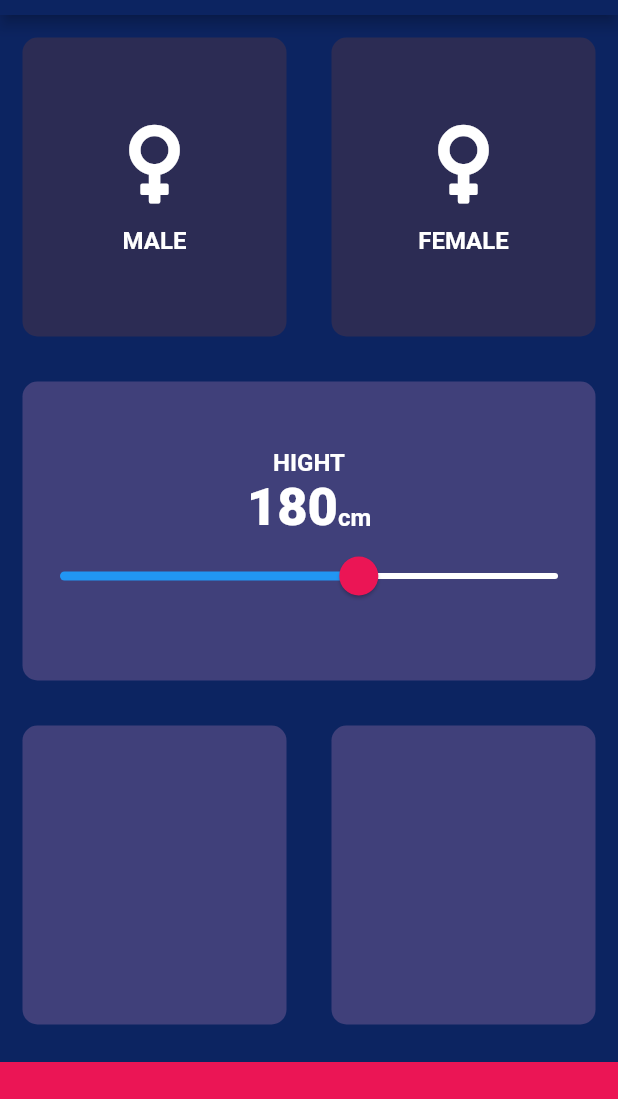
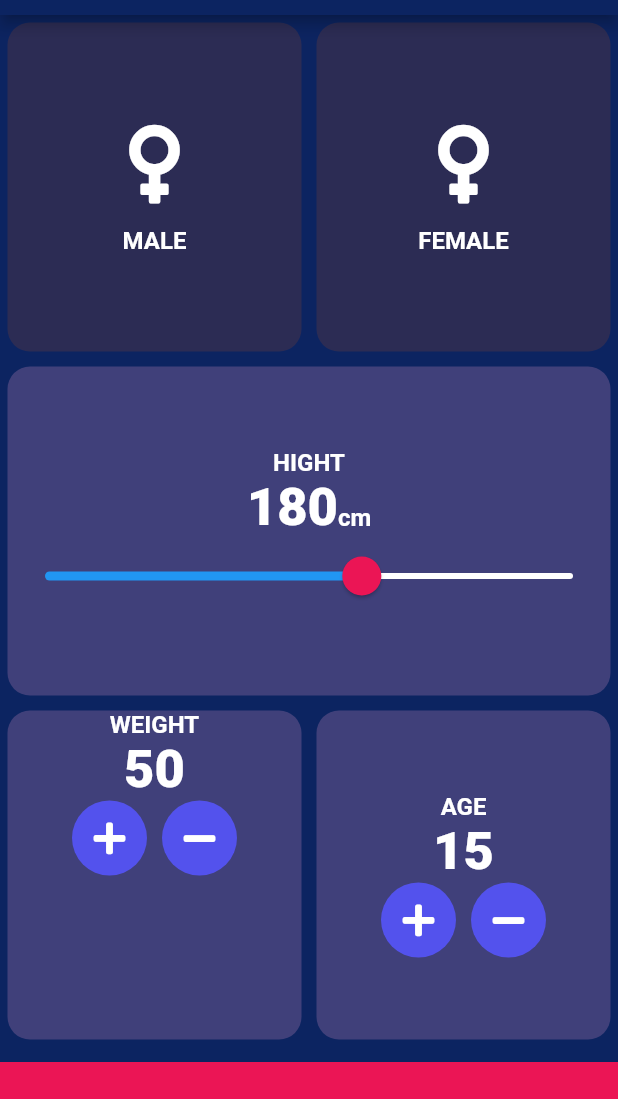
Before and after one commit to saikatbhuiyan/BMI-CALCULATOR, a Flutter app: the screen it shows after launch, on a phone screen of 412 x 824 dp, the part 69-1168 px from its top. Run offline on Flutter 3.47's test engine with Material 2 defaults, Android fonts, the phone set to English and light mode, and no system bars; our stand-ins replace font_awesome_flutter.

Commit message:
add plus minus and functionality

```diff
--- a/lib/input_page.dart
+++ b/lib/input_page.dart
@@ -1,3 +1,4 @@
+import 'package:flutter/cupertino.dart';
 import 'package:flutter/material.dart';
 import 'package:font_awesome_flutter/font_awesome_flutter.dart';
 
@@ -15,6 +16,8 @@ class InputPage extends StatefulWidget {
 class _InputPageState extends State<InputPage> {
   Gender selectedGender;
   int height = 180;
+  int weight = 50;
+  int age = 15;
 //  Color maleColor = inactiveColor;
 //  Color femaleColor = inactiveColor;
 ////1=male, 2=female
@@ -134,8 +137,87 @@ class _InputPageState extends State<InputPage> {
           Expanded(
               child: Row(
             children: <Widget>[
-              Expanded(child: ReuseableCard(colour: kActiveColor)),
-              Expanded(child: ReuseableCard(colour: kActiveColor)),
+              Expanded(
+                  child: ReuseableCard(
+                colour: kActiveColor,
+                cardChild: Column(
+                  children: <Widget>[
+                    Text(
+                      'WEIGHT',
+                      style: kLabelTextStyle,
+                    ),
+                    Text(
+                      weight.toString(),
+                      style: kNumberTextStyle,
+                    ),
+                    Row(
+                      mainAxisAlignment: MainAxisAlignment.center,
+                      children: <Widget>[
+                        RoundIconButton(
+                          icon: FontAwesomeIcons.plus,
+                          onPressed: () {
+                            setState(() {
+                              weight++;
+                            });
+                          },
+                        ),
+                        SizedBox(
+                          width: 10.0,
+                        ),
+                        RoundIconButton(
+                          icon: FontAwesomeIcons.minus,
+                          onPressed: () {
+                            setState(() {
+                              weight--;
+                            });
+                          },
+                        ),
+                      ],
+                    ),
+                  ],
+                ),
+              )),
+              Expanded(
+                  child: ReuseableCard(
+                colour: kActiveColor,
+                cardChild: Column(
+                  mainAxisAlignment: MainAxisAlignment.center,
+                  children: <Widget>[
+                    Text(
+                      'AGE',
+                      style: kLabelTextStyle,
+                    ),
+                    Text(
+                      age.toString(),
+                      style: kNumberTextStyle,
+                    ),
+                    Row(
+                      mainAxisAlignment: MainAxisAlignment.center,
+                      children: <Widget>[
+                        RoundIconButton(
+                          icon: FontAwesomeIcons.plus,
+                          onPressed: () {
+                            setState(() {
+                              age++;
+                            });
+                          },
+                        ),
+                        SizedBox(
+                          width: 10.0,
+                        ),
+                        RoundIconButton(
+                          icon: FontAwesomeIcons.minus,
+                          onPressed: () {
+                            setState(() {
+                              age--;
+                            });
+                          },
+                        )
+                      ],
+                    ),
+                  ],
+                ),
+              )),
             ],
           )),
           Container(
@@ -149,3 +231,21 @@ class _InputPageState extends State<InputPage> {
     );
   }
 }
+
+class RoundIconButton extends StatelessWidget {
+  RoundIconButton({@required this.icon, this.onPressed});
+  final IconData icon;
+  final Function onPressed;
+  @override
+  Widget build(BuildContext context) {
+    return RawMaterialButton(
+      child: Icon(icon),
+      onPressed: onPressed,
+      elevation: 0.0,
+      fillColor: Color(0xFF5352ed),
+      constraints: BoxConstraints.tightFor(width: 50.0, height: 50.0),
+      shape: CircleBorder(),
+//      shape: RoundedRectangleBorder(borderRadius: BorderRadius.circular(10.0)),
+    );
+  }
+}
--- a/lib/reuseable_card.dart
+++ b/lib/reuseable_card.dart
@@ -12,10 +12,10 @@ class ReuseableCard extends StatelessWidget {
       onTap: onPress,
       child: Container(
         child: cardChild,
-        margin: EdgeInsets.all(15.0),
+        margin: EdgeInsets.all(5.0),
         decoration: BoxDecoration(
           color: colour,
-          borderRadius: BorderRadius.circular(10.0),
+          borderRadius: BorderRadius.circular(15.0),
         ),
       ),
     );
```
